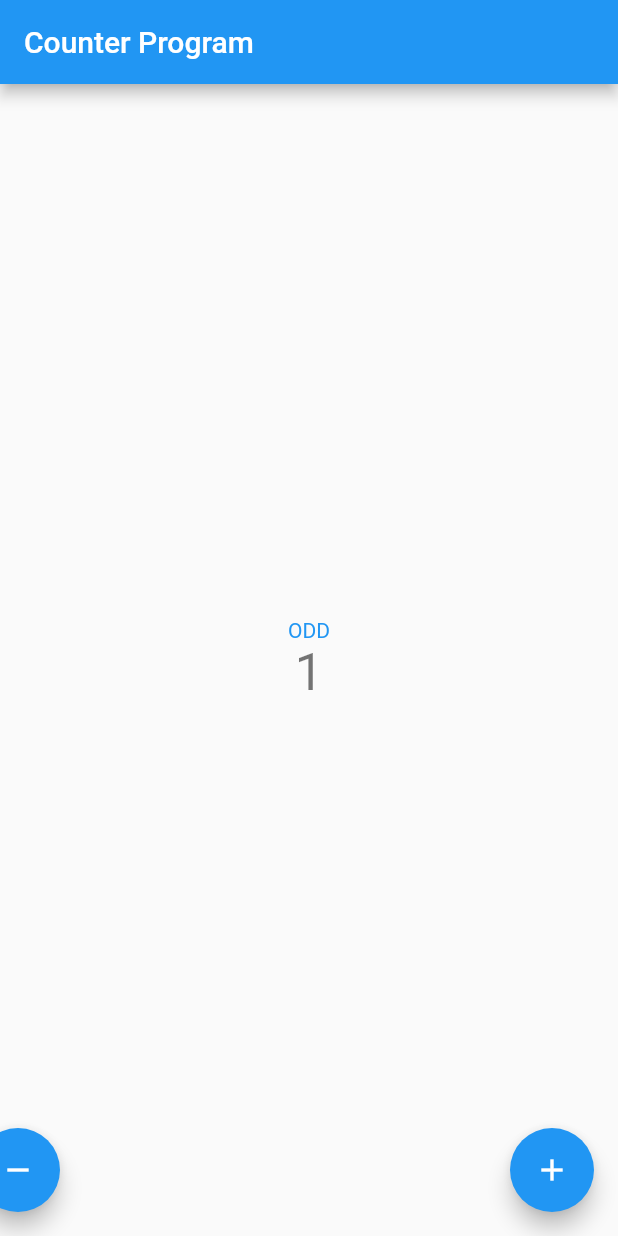
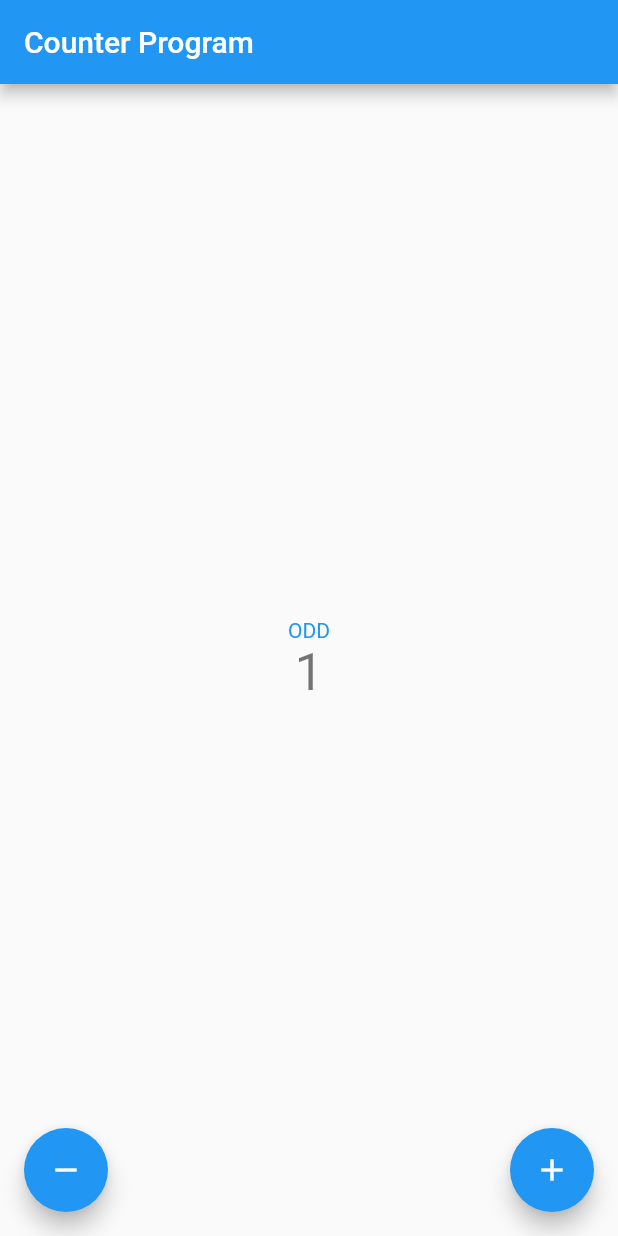
Before and after one commit to swastikanata/pbp-flutter-lab, a Flutter app: the screen it shows after launch, after a tap on the "add" icon, on a phone screen of 412 x 824 dp. Run offline on Flutter 3.47's test engine with Material 2 defaults, Android fonts, the phone set to English and light mode, and no system bars.

Commit message:
fix left button padding

```diff
--- a/lib/main.dart
+++ b/lib/main.dart
@@ -115,7 +115,9 @@ class _MyHomePageState extends State<MyHomePage> {
         ),
 
         // This trailing comma makes auto-formatting nicer for build methods.
-        floatingActionButton: Row(
+        floatingActionButton: Padding(
+          padding: const EdgeInsets.only(left: 32.0),
+          child: Row(
             mainAxisAlignment: MainAxisAlignment.spaceBetween,
             children: [
               Visibility(
@@ -132,7 +134,7 @@ class _MyHomePageState extends State<MyHomePage> {
                 child: const Icon(Icons.add),
               ),
             ],
-        )
-      );
+          ),
+        ));
   }
 }
```
Lines whose indentation alone changed are shown as unchanged.
